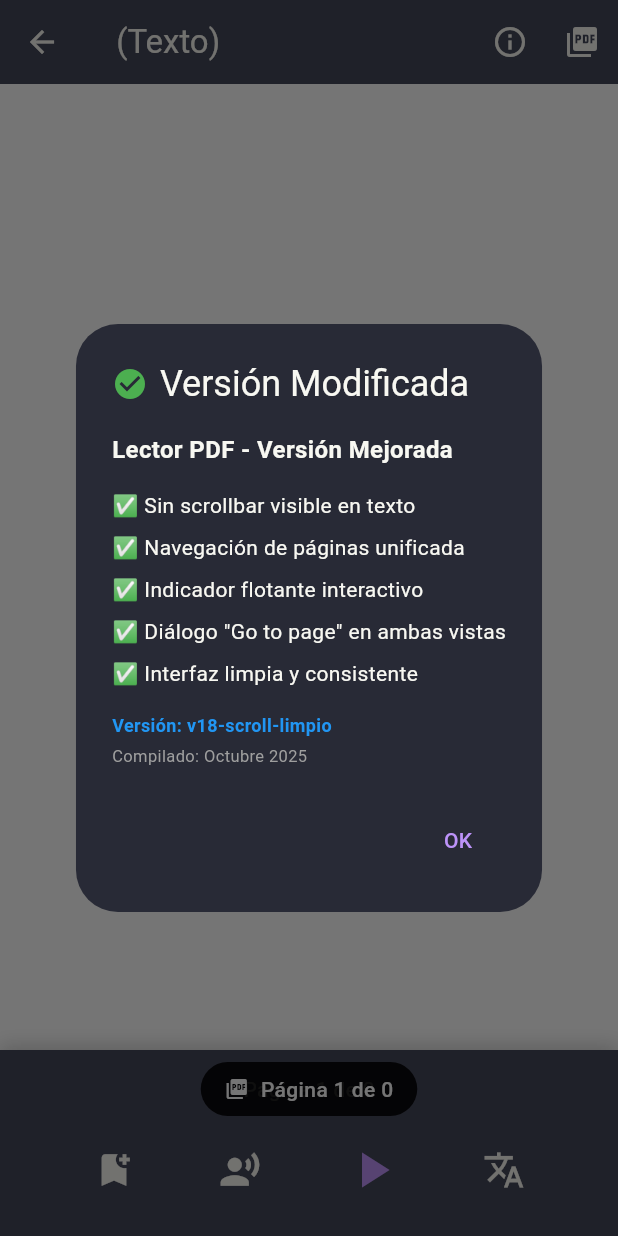
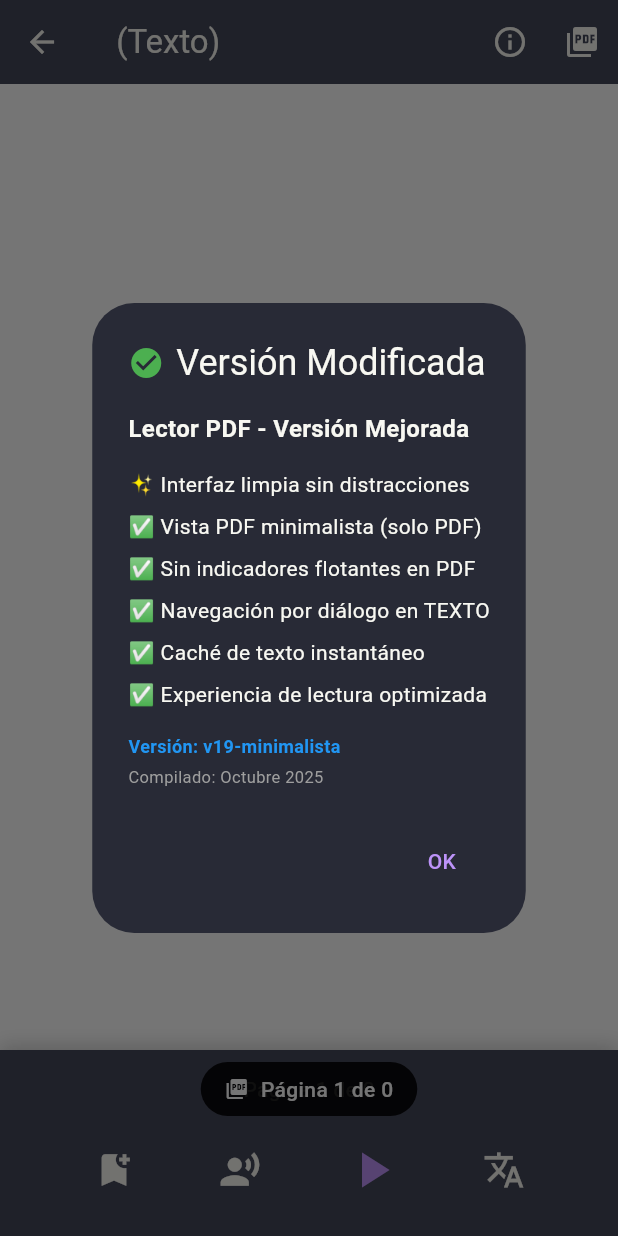
Before and after one commit to cucarraca/lector-pdf, a Flutter app: the TextViewScreen screen opened directly with empty values, after a tap on the "info outline" icon, on a phone screen of 412 x 824 dp. Run offline on Flutter 3.47's test engine with Material 3 defaults, Android fonts, the phone set to English and light mode, and no system bars; our stand-ins replace file_picker, flutter_tts, shared_preferences; missing offline and left inert: syncfusion_flutter_pdf, syncfusion_flutter_pdfviewer, translator; accounts and stored records are empty.

Commit message:
Actualización v0.7

```diff
--- a/lib/screens/text_view_screen.dart
+++ b/lib/screens/text_view_screen.dart
@@ -341,18 +341,20 @@ class _TextViewScreenState extends State<TextViewScreen> {
                         ),
                       ),
                       SizedBox(height: 16),
-                      Text('✅ Sin scrollbar visible en texto'),
+                      Text('✨ Interfaz limpia sin distracciones'),
                       SizedBox(height: 8),
-                      Text('✅ Navegación de páginas unificada'),
+                      Text('✅ Vista PDF minimalista (solo PDF)'),
                       SizedBox(height: 8),
-                      Text('✅ Indicador flotante interactivo'),
+                      Text('✅ Sin indicadores flotantes en PDF'),
                       SizedBox(height: 8),
-                      Text('✅ Diálogo "Go to page" en ambas vistas'),
+                      Text('✅ Navegación por diálogo en TEXTO'),
                       SizedBox(height: 8),
-                      Text('✅ Interfaz limpia y consistente'),
+                      Text('✅ Caché de texto instantáneo'),
+                      SizedBox(height: 8),
+                      Text('✅ Experiencia de lectura optimizada'),
                       SizedBox(height: 16),
                       Text(
-                        'Versión: v18-scroll-limpio',
+                        'Versión: v19-minimalista',
                         style: TextStyle(
                           fontSize: 12,
                           fontWeight: FontWeight.bold,
```
Also changed, not shown: lib/screens/pdf_reader_screen.dart (+8 -86 lines), Screenshot_20251009_123332.jpg (deleted), Screenshot_20251009_123437.jpg (deleted), Screenshot_20251009_130444.jpg (added), 2 other files.
